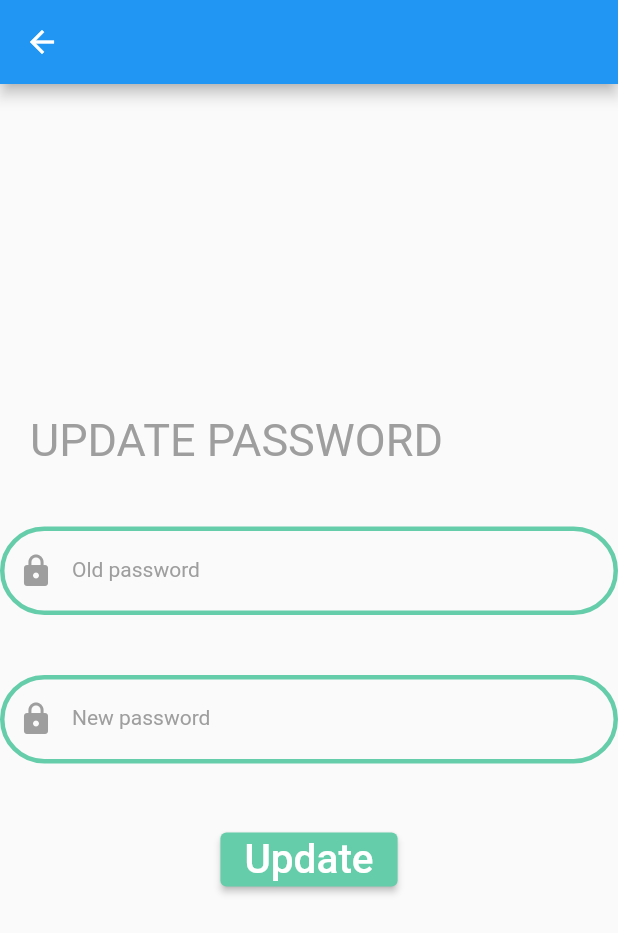
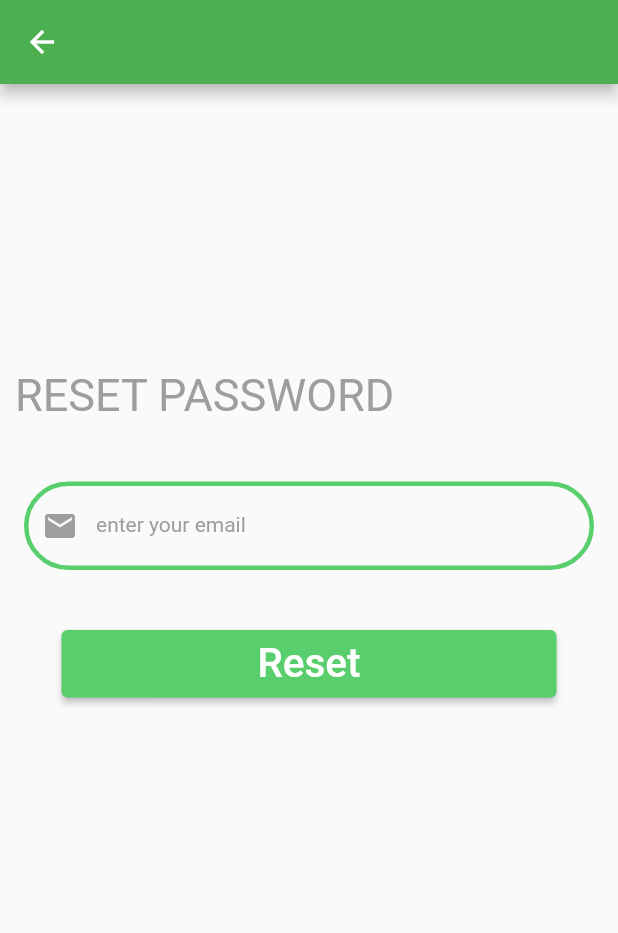
Before and after one commit to nouf01/refd_app, a Flutter app: the UpdatePassword screen opened directly, on a phone screen of 412 x 824 dp. Shown: the top 933 px of the screen. Run offline on Flutter 3.47's test engine with Material 2 defaults, Android fonts, the phone set to English and light mode, and no system bars; our stand-ins replace badges, chips_choice, cloud_firestore, cloud_functions, firebase_auth, firebase_core and 13 more; missing offline and left inert: android_alarm_manager_plus, dart:ffi, flexi_chip, geolocator_android; accounts and stored records are empty.

Commit message:
reset password added

```diff
--- a/lib/LoginSignUp/consumer/ConsumerLogIn.dart
+++ b/lib/LoginSignUp/consumer/ConsumerLogIn.dart
@@ -3,6 +3,7 @@ import 'package:cloud_firestore/cloud_firestore.dart';
 import 'package:firebase_core/firebase_core.dart';
 import 'package:firebase_auth/firebase_auth.dart';
 import 'package:flutter/material.dart';
+import 'package:refd_app/LoginSignUp/updatePassword.dart';
 import 'package:shared_preferences/shared_preferences.dart';
 import 'package:refd_app/Elements/Reset.dart';
 import '../../Consumer_Screens/ConsumerNavigation.dart';
@@ -284,7 +285,7 @@ class _MyWidgetState extends State<ConsumerLogIn> {
                             Navigator.push(
                               context,
                               MaterialPageRoute(
-                                  builder: (context) => ResetPasswordScreen()),
+                                  builder: (context) => UpdatePassword()),
                             );
                           },
                           child: Text(
--- a/lib/LoginSignUp/providerSign/ProviderLogIn.dart
+++ b/lib/LoginSignUp/providerSign/ProviderLogIn.dart
@@ -1,6 +1,7 @@
 import 'package:firebase_auth/firebase_auth.dart';
 import 'package:flutter/material.dart';
 import 'package:refd_app/Elements/Reset.dart';
+import 'package:refd_app/LoginSignUp/updatePassword.dart';
 import 'package:shared_preferences/shared_preferences.dart';
 import '../../DataModel/DB_Service.dart';
 import '../../DataModel/Provider.dart';
@@ -277,7 +278,7 @@ class _MyWidgetState extends State<ProviderLogIn> {
                             Navigator.push(
                               context,
                               MaterialPageRoute(
-                                  builder: (context) => ResetPasswordScreen()),
+                                  builder: (context) => UpdatePassword()),
                             );
                           },
                           child: const Text(
--- a/lib/LoginSignUp/updatePassword.dart
+++ b/lib/LoginSignUp/updatePassword.dart
@@ -1,7 +1,6 @@
 import 'package:firebase_auth/firebase_auth.dart';
 import 'package:flutter/material.dart';
 import 'package:flutter_spinkit/flutter_spinkit.dart';
-import 'package:refd_app/DataModel/DB_Service.dart';
 
 class UpdatePassword extends StatefulWidget {
   const UpdatePassword({super.key});
@@ -11,85 +10,59 @@ class UpdatePassword extends StatefulWidget {
 }
 
 class _MyWidgetState extends State<UpdatePassword> {
-  //firebase database & current user objects
-  Database db = Database();
-  dynamic user;
-  var currentConsumer;
-
   //the key for the form
   final formKey = GlobalKey<FormState>();
-
-  //passwords
-  var oldPass, newPass;
-
-  //save fields
-  bool _saveFields() {
-    var formFields = formKey.currentState;
-    if (formFields!.validate()) {
-      formFields.save();
-      return true;
-    } else
-      return false;
-  }
+  var userEmail;
+  TextEditingController _userEmailCont = TextEditingController();
 
 //password update function
   void _changePassword(String currentPassword, String newPassword) async {
+    formKey.currentState!.save();
     final user = await FirebaseAuth.instance.currentUser;
-    final cred = EmailAuthProvider.credential(
-        email: user!.email!, password: currentPassword);
+  }
 
-    user.reauthenticateWithCredential(cred).then((value) {
-      user.updatePassword(newPassword).then((_) {
+  @override
+  void dispose() {
+    _userEmailCont.dispose();
+    super.dispose();
+  }
+
+  //RESET password method
+  Future _resetPassword() async {
+    try {
+      formKey.currentState!.save();
+      await FirebaseAuth.instance.sendPasswordResetEmail(email: userEmail);
       showDialog(
           context: context,
           builder: (context) {
             return AlertDialog(
-                title: Text("Updated!"),
-                content: Text("your password has been successfully updated"),
-                actions: [
-                  TextButton(
-                      child: Text('Ok'),
-                      onPressed: () {
-                        Navigator.of(context).pop();
-                      }),
-                ],
-              );
+                content: Text(
+                    "Password reset link is sent to your email, plese check your inbox"));
           });
-      }).catchError((error) {
+    } on FirebaseAuthException catch (e) {
       showDialog(
           context: context,
           builder: (context) {
-              return AlertDialog(
-                title: Text("Error!"),
-                content: Text("the password you entred was not correct"),
-                actions: [
-                  TextButton(
-                      child: Text('Ok'),
-                      onPressed: () {
-                        Navigator.of(context).pop();
-                      }),
-                ],
-              );
+            return AlertDialog(content: Text(e.message.toString()));
           });
-      });
-    }).catchError((err) {});
+    }
   }
 
   @override
   Widget build(BuildContext context) {
     return Scaffold(
-      appBar: AppBar(),
+      appBar: AppBar(backgroundColor: Colors.green),
       body: SingleChildScrollView(
         child: Column(
           children: [
             SizedBox(
-              height: 170,
+              height: 150,
             ),
             Container(
               width: double.infinity,
-              margin: const EdgeInsets.only(left: 20, top: 50),
+              margin: const EdgeInsets.only(left: 10, top: 40),
               child: const Text(
-                "UPDATE PASSWORD",
+                "RESET PASSWORD",
                 textAlign: TextAlign.start,
                 style: TextStyle(color: Colors.grey, fontSize: 30),
               ),
@@ -101,95 +74,58 @@ class _MyWidgetState extends State<UpdatePassword> {
                 key: formKey,
                 child: Column(
                   children: [
-                    TextFormField(
+                    SizedBox(
+                      width: 380,
+                      child: TextFormField(
+                          controller: _userEmailCont,
                           onSaved: (newValue) {
-                          oldPass = newValue;
+                            userEmail = newValue;
                           },
-                        validator: (value) {
-                          if (value!.length > 50)
-                            return "password can not be more than 50 letters";
-                          else if (value.length < 6)
-                            return "password is too short";
-                          else
-                            return null;
-                        },
-                        obscureText: true,
                           decoration: const InputDecoration(
                             prefixIcon: Icon(
-                            Icons.lock,
+                              Icons.email,
                               color: Colors.grey,
                             ),
                             focusedBorder: OutlineInputBorder(
-                              borderSide: BorderSide(color: Color(0xFF66CDAA)),
+                                borderSide: BorderSide(
+                                    color: Color.fromARGB(255, 88, 207, 108)),
                                 borderRadius:
                                     BorderRadius.all(Radius.circular(100.0))),
                             enabledBorder: OutlineInputBorder(
                                 borderRadius:
                                     BorderRadius.all(Radius.circular(100.0)),
                                 borderSide: BorderSide(
-                                  width: 3, color: Color(0xFF66CDAA))),
+                                    width: 3,
+                                    color: Color.fromARGB(255, 88, 207, 108))),
                             label: Text(
-                            "Old password",
-                            style: TextStyle(fontSize: 14, color: Colors.grey),
+                              "enter your email",
+                              style:
+                                  TextStyle(fontSize: 14, color: Colors.grey),
                             ),
                           )),
+                    ),
                     const SizedBox(
                       height: 40,
                     ),
-                    TextFormField(
-                        onSaved: (newValue) {
-                          newPass = newValue;
-                        },
-                        validator: (value) {
-                          if (value!.length > 50)
-                            return "password can not be more than 50 letters";
-                          else if (value.length < 6)
-                            return "password is too short";
-                          else
-                            return null;
-                        },
-                        obscureText: true,
-                        decoration: const InputDecoration(
-                          prefixIcon: Icon(
-                            Icons.lock,
-                            color: Colors.grey,
-                          ),
-                          focusedBorder: OutlineInputBorder(
-                              borderSide: BorderSide(color: Color(0xFF66CDAA)),
-                              borderRadius:
-                                  BorderRadius.all(Radius.circular(100.0))),
-                          enabledBorder: OutlineInputBorder(
-                              borderRadius:
-                                  BorderRadius.all(Radius.circular(100.0)),
-                              borderSide: BorderSide(
-                                  width: 3, color: Color(0xFF66CDAA))),
-                          label: Text(
-                            "New password",
-                            style: TextStyle(fontSize: 14, color: Colors.grey),
-                          ),
-                        )),
-                    const SizedBox(
-                      height: 40,
-                    ),
-                    ElevatedButton(
+                    SizedBox(
+                      width: 330,
+                      height: 45,
+                      child: ElevatedButton(
                           onPressed: () {
-                          var formFields = formKey.currentState;
-                          if (formFields!.validate()) {
-                            formFields.save();
-                            _changePassword(oldPass, newPass);
-                          }
+                            _resetPassword();
                           },
                           child: const Text(
-                          "Update",
+                            "Reset",
                             selectionColor: Colors.white,
                             style: TextStyle(fontSize: 27),
                           ),
                           style: ButtonStyle(
-                          backgroundColor:
-                              MaterialStateProperty.all(Color(0xFF66CDAA)),
+                            backgroundColor: MaterialStateProperty.all(
+                                Color.fromARGB(255, 88, 207, 108)),
                             foregroundColor:
                                 MaterialStateProperty.all(Colors.white),
                           )),
+                    ),
                   ],
                 ))
           ],
```
Lines whose indentation alone changed are shown as unchanged.
